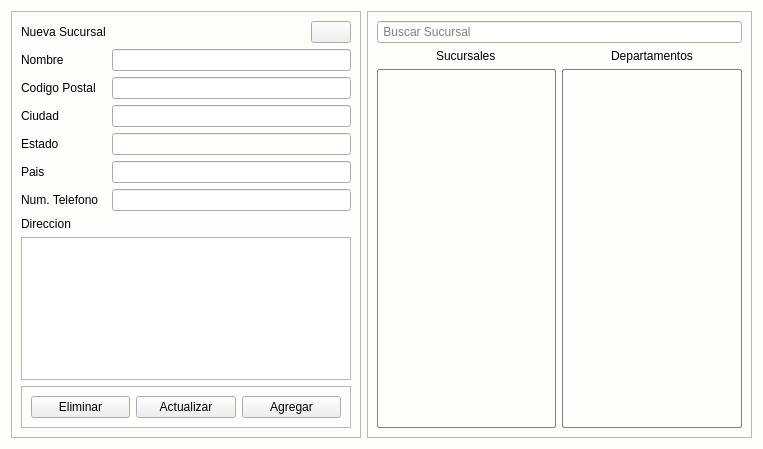
Before: the Qt Designer form app/View/UserInterfaceUi/UI_CONTROL_SUCURSALES.ui in LAngelVp/software-punto-de-venta, drawn with Qt 5.
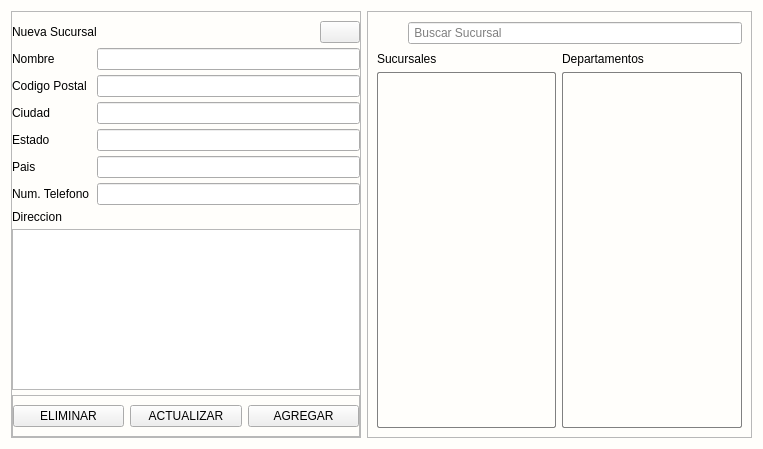
After: the same form once the commit is applied. Icons and pictures are not drawn.

```diff
--- a/app/View/UserInterfaceUi/UI_CONTROL_SUCURSALES.ui
+++ b/app/View/UserInterfaceUi/UI_CONTROL_SUCURSALES.ui
@@ -29,6 +29,11 @@
    <string notr="true">#Nueva_sucursal{
 background: #fffefb;
 }
+#etiqueta_buscar{
+image: url(:/iconosAzules/Icons/iconos/Azul/buscar_filas_azul.svg);
+min-width: 25px;
+min-height: 25px;
+}
 [objectName*=&quot;contenedor_&quot;]{
 background: #fffefb;
 }
@@ -154,14 +159,21 @@
      <property name="frameShadow">
       <enum>QFrame::Raised</enum>
      </property>
-     <layout class="QGridLayout" name="gridLayout_3">
-      <item row="1" column="0" alignment="Qt::AlignHCenter">
+     <layout class="QGridLayout" name="gridLayout_4">
+      <item row="1" column="0">
        <widget class="QLabel" name="etiquetasubtitulo_sucursales">
         <property name="text">
          <string>Sucursales</string>
         </property>
        </widget>
       </item>
+      <item row="1" column="1">
+       <widget class="QLabel" name="etiquetasubtitulo_departamentosasociados">
+        <property name="text">
+         <string>Departamentos</string>
+        </property>
+       </widget>
+      </item>
       <item row="2" column="0">
        <widget class="QListWidget" name="lista_sucursales">
         <property name="minimumSize">
@@ -182,18 +194,22 @@
        <widget class="QListWidget" name="lista_departamentosasociados"/>
       </item>
       <item row="0" column="0" colspan="2">
-       <widget class="QLineEdit" name="txt_buscarsucursales">
-        <property name="placeholderText">
-         <string> Buscar Sucursal</string>
-        </property>
-       </widget>
-      </item>
-      <item row="1" column="1" alignment="Qt::AlignHCenter">
-       <widget class="QLabel" name="etiquetasubtitulo_departamentosasociados">
-        <property name="text">
-         <string>Departamentos</string>
-        </property>
-       </widget>
+       <layout class="QGridLayout" name="gridLayout_3">
+        <item row="0" column="0">
+         <widget class="QLabel" name="etiqueta_buscar">
+          <property name="text">
+           <string/>
+          </property>
+         </widget>
+        </item>
+        <item row="0" column="1">
+         <widget class="QLineEdit" name="txt_buscarsucursales">
+          <property name="placeholderText">
+           <string> Buscar Sucursal</string>
+          </property>
+         </widget>
+        </item>
+       </layout>
       </item>
      </layout>
     </widget>
@@ -219,6 +235,21 @@
       <enum>QFrame::Raised</enum>
      </property>
      <layout class="QGridLayout" name="gridLayout_2">
+      <property name="leftMargin">
+       <number>0</number>
+      </property>
+      <property name="rightMargin">
+       <number>0</number>
+      </property>
+      <property name="bottomMargin">
+       <number>0</number>
+      </property>
+      <property name="horizontalSpacing">
+       <number>0</number>
+      </property>
+      <property name="verticalSpacing">
+       <number>5</number>
+      </property>
       <item row="3" column="0">
        <widget class="QLabel" name="etiqueta_ciudad">
         <property name="text">
@@ -305,17 +336,43 @@
          <enum>QFrame::Raised</enum>
         </property>
         <layout class="QHBoxLayout" name="horizontalLayout">
+         <property name="leftMargin">
+          <number>0</number>
+         </property>
+         <property name="rightMargin">
+          <number>0</number>
+         </property>
          <item>
           <widget class="QPushButton" name="btn_btn_eliminar">
            <property name="text">
-            <string>Eliminar</string>
+            <string>ELIMINAR</string>
+           </property>
+           <property name="icon">
+            <iconset resource="../../Source/iconosSVG.qrc">
+             <normaloff>:/iconosBlancos/Icons/iconos/Blanco/eliminar_blanco.svg</normaloff>:/iconosBlancos/Icons/iconos/Blanco/eliminar_blanco.svg</iconset>
+           </property>
+           <property name="iconSize">
+            <size>
+             <width>20</width>
+             <height>20</height>
+            </size>
            </property>
           </widget>
          </item>
          <item>
           <widget class="QPushButton" name="btn_btn_actualizar">
            <property name="text">
-            <string>Actualizar</string>
+            <string>ACTUALIZAR</string>
+           </property>
+           <property name="icon">
+            <iconset resource="../../Source/iconosSVG.qrc">
+             <normaloff>:/iconosBlancos/Icons/iconos/Blanco/actualizar_blanco.svg</normaloff>:/iconosBlancos/Icons/iconos/Blanco/actualizar_blanco.svg</iconset>
+           </property>
+           <property name="iconSize">
+            <size>
+             <width>20</width>
+             <height>20</height>
+            </size>
            </property>
           </widget>
          </item>
@@ -325,7 +382,17 @@
             <cursorShape>PointingHandCursor</cursorShape>
            </property>
            <property name="text">
-            <string>Agregar</string>
+            <string>AGREGAR</string>
+           </property>
+           <property name="icon">
+            <iconset resource="../../Source/iconosSVG.qrc">
+             <normaloff>:/iconosBlancos/Icons/iconos/Blanco/guardar_blanco.svg</normaloff>:/iconosBlancos/Icons/iconos/Blanco/guardar_blanco.svg</iconset>
+           </property>
+           <property name="iconSize">
+            <size>
+             <width>20</width>
+             <height>20</height>
+            </size>
            </property>
           </widget>
          </item>
```
Left out of the diff: 7 changed lines with no effect on the pictures.
